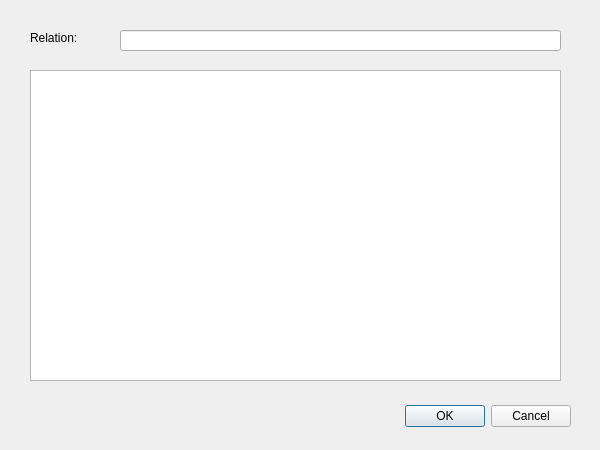
The window that SportsStat/displayrelation.ui (harumhl/MaroonGoonsRDBMS) describes before a commit, drawn with Qt 5.
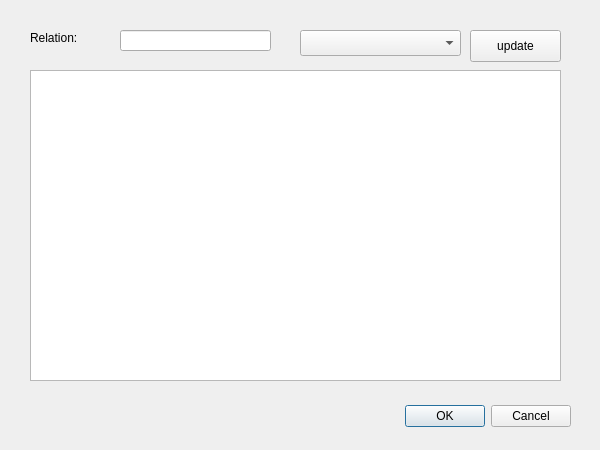
The same window after the commit.

Commit message: in DisplayRelation, one can choose another relation to display

The edit to the form file:
```diff
--- a/SportsStat/displayrelation.ui
+++ b/SportsStat/displayrelation.ui
@@ -47,7 +47,7 @@
     <rect>
      <x>120</x>
      <y>30</y>
-     <width>441</width>
+     <width>151</width>
      <height>21</height>
     </rect>
    </property>
@@ -62,6 +62,29 @@
     </rect>
    </property>
   </widget>
+  <widget class="QComboBox" name="relationsBox">
+   <property name="geometry">
+    <rect>
+     <x>300</x>
+     <y>30</y>
+     <width>161</width>
+     <height>26</height>
+    </rect>
+   </property>
+  </widget>
+  <widget class="QPushButton" name="updateButton">
+   <property name="geometry">
+    <rect>
+     <x>470</x>
+     <y>30</y>
+     <width>91</width>
+     <height>32</height>
+    </rect>
+   </property>
+   <property name="text">
+    <string>update</string>
+   </property>
+  </widget>
  </widget>
  <resources/>
  <connections>
```
The commit also changes 2 other files.
